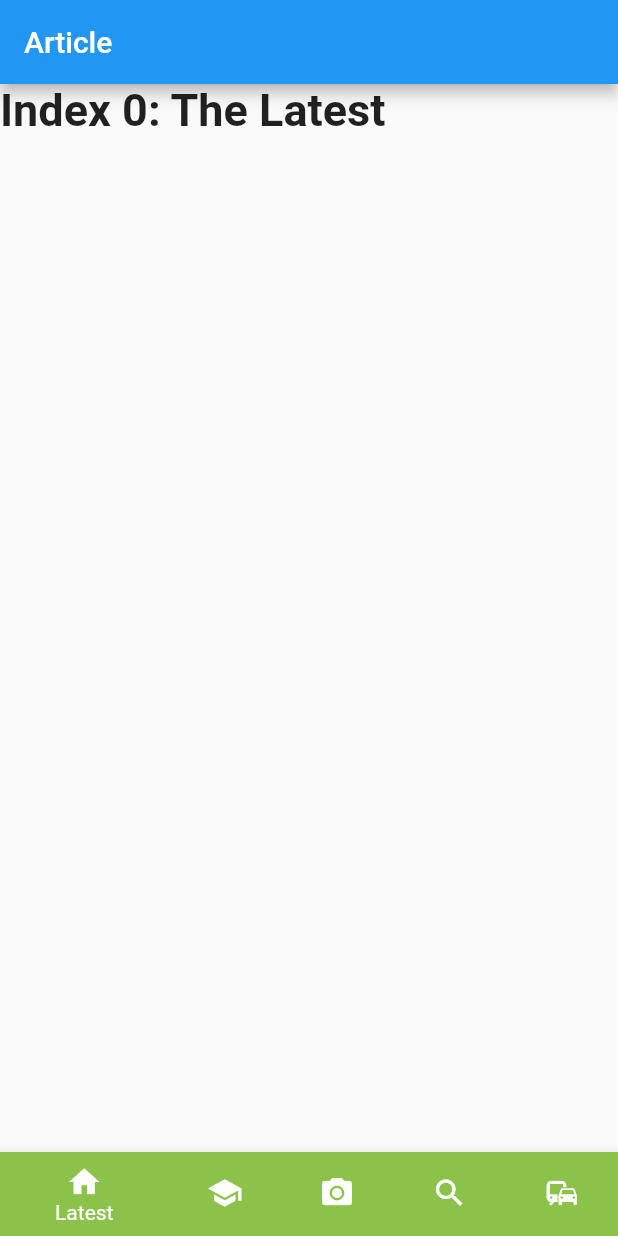
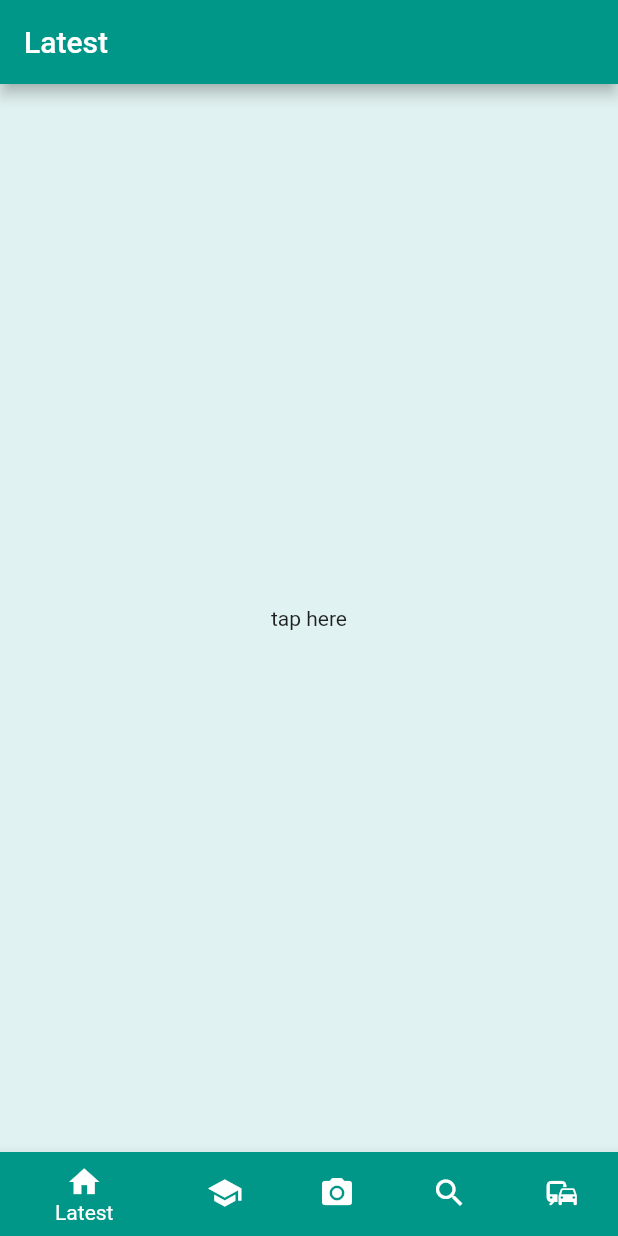
Before and after one commit to lijin820/flutter-article, a Flutter app: the screen it shows after launch, on a phone screen of 412 x 824 dp. Run offline on Flutter 3.47's test engine with Material 2 defaults, Android fonts, the phone set to English and light mode, and no system bars.

Commit message:
added master/detail view navigation

```diff
--- a/lib/home_widget.dart
+++ b/lib/home_widget.dart
@@ -1,78 +1,40 @@
 import 'package:flutter/material.dart';
+import 'package:flutter_article/utils/destination.dart';
+import 'package:flutter_article/widgets/destination_widget.dart';
 
 class Home extends StatefulWidget {
   @override
-  State<StatefulWidget> createState() {
-    return _HomeState();
-  }
+  _HomePageState createState() => _HomePageState();
 }
 
-class _HomeState extends State<Home> {
+class _HomePageState extends State<Home> with TickerProviderStateMixin<Home> {
   int _currentIndex = 0;
-  static const TextStyle optionStyle =
-      TextStyle(fontSize: 30, fontWeight: FontWeight.bold);
-  static const List<Widget> _children = <Widget>[
-    Text(
-      'Index 0: The Latest',
-      style: optionStyle,
-    ),
-    Text(
-      'Index 1: Learning',
-      style: optionStyle,
-    ),
-    Text(
-      'Index 2: Resources',
-      style: optionStyle,
-    ),
-    Text(
-      'Index 3: Search',
-      style: optionStyle,
-    ),
-    Text(
-      'Index 4: Discussions',
-      style: optionStyle,
-    ),
-  ];
-  final tabIconSize = 24.0;
-
-  void onTabTapped(int index) {
-    setState(() {
-      _currentIndex = index;
-    });
-  }
 
   @override
   Widget build(BuildContext context) {
     return Scaffold(
-      appBar: AppBar(
-        title: Text('Article'),
+      body: SafeArea(
+        top: false,
+        child: IndexedStack(
+          index: _currentIndex,
+          children: allDestinations.map<Widget>((Destination destination) {
+            return DestinationView(destination: destination);
+          }).toList(),
+        ),
       ),
-      body: _children[_currentIndex],
       bottomNavigationBar: BottomNavigationBar(
-        onTap: onTabTapped,
         currentIndex: _currentIndex,
-        items: [
-          BottomNavigationBarItem(
-              icon: new Icon(Icons.home),
-              label: 'Latest',
-              backgroundColor: Colors.lightGreen),
-          BottomNavigationBarItem(
-              icon: new Icon(Icons.school),
-              label: 'Learning',
-              backgroundColor: Colors.lightGreen),
-          BottomNavigationBarItem(
-              icon: new Icon(Icons.camera_alt),
-              label: 'Resources',
-              backgroundColor: Colors.lightGreen),
-          BottomNavigationBarItem(
-              icon: new Icon(Icons.search),
-              label: 'Search',
-              backgroundColor: Colors.lightGreen),
-          BottomNavigationBarItem(
-              icon: new Icon(Icons.commute),
-              label: 'Discussions',
-              backgroundColor: Colors.lightGreen),
-        ],
+        onTap: (int index) {
+          setState(() {
+            _currentIndex = index;
+          });
+        },
+        items: allDestinations.map((Destination destination) {
+          return BottomNavigationBarItem(
+              icon: Icon(destination.icon),
+              backgroundColor: destination.color,
+              label: destination.title);
+        }).toList(),
       ),
     );
   }
--- /dev/null
+++ b/lib/utils/destination.dart
@@ -0,0 +1,16 @@
+import 'package:flutter/material.dart';
+
+class Destination {
+  const Destination(this.title, this.icon, this.color);
+  final String title;
+  final IconData icon;
+  final MaterialColor color;
+}
+
+const List<Destination> allDestinations = <Destination>[
+  Destination('Latest', Icons.home, Colors.teal),
+  Destination('Learning', Icons.school, Colors.teal),
+  Destination('Resources', Icons.camera_alt, Colors.teal),
+  Destination('Search', Icons.search, Colors.teal),
+  Destination('Discussions', Icons.commute, Colors.teal)
+];
--- /dev/null
+++ b/lib/widgets/destination_widget.dart
@@ -0,0 +1,54 @@
+import 'package:flutter/material.dart';
+import 'package:flutter_article/utils/destination.dart';
+import 'package:flutter_article/widgets/list_page_widget.dart';
+import 'package:flutter_article/widgets/root_page_widget.dart';
+import 'package:flutter_article/widgets/text_page_widget.dart';
+
+class DestinationView extends StatefulWidget {
+  const DestinationView({Key key, this.destination}) : super(key: key);
+
+  final Destination destination;
+
+  @override
+  _DestinationViewState createState() => _DestinationViewState();
+}
+
+class _DestinationViewState extends State<DestinationView> {
+  TextEditingController _textController;
+
+  @override
+  void initState() {
+    super.initState();
+    _textController = TextEditingController(
+      text: 'sample text: ${widget.destination.title}',
+    );
+  }
+
+  @override
+  Widget build(BuildContext context) {
+    return Navigator(
+      onGenerateRoute: (RouteSettings settings) {
+        return MaterialPageRoute(
+          settings: settings,
+          // ignore: missing_return
+          builder: (BuildContext context) {
+            switch (settings.name) {
+              case '/':
+                return RootPage(destination: widget.destination);
+              case '/list':
+                return ListPage(destination: widget.destination);
+              case '/text':
+                return TextPage(destination: widget.destination);
+            }
+          },
+        );
+      },
+    );
+  }
+
+  @override
+  void dispose() {
+    _textController.dispose();
+    super.dispose();
+  }
+}
--- /dev/null
+++ b/lib/widgets/root_page_widget.dart
@@ -0,0 +1,29 @@
+import 'package:flutter/material.dart';
+import 'package:flutter_article/utils/destination.dart';
+
+class RootPage extends StatelessWidget {
+  const RootPage({Key key, this.destination}) : super(key: key);
+
+  final Destination destination;
+
+  @override
+  Widget build(BuildContext context) {
+    return Scaffold(
+      appBar: AppBar(
+        title: Text(destination.title),
+        backgroundColor: destination.color,
+      ),
+      backgroundColor: destination.color[50],
+      body: SizedBox.expand(
+        child: InkWell(
+          onTap: () {
+            Navigator.pushNamed(context, "/list");
+          },
+          child: Center(
+            child: Text('tap here'),
+          ),
+        ),
+      ),
+    );
+  }
+}
```
Also changed, not shown: lib/widgets/latest_widget.dart (added, +19 -0 lines), lib/widgets/list_page_widget.dart (added, +54 -0 lines), lib/widgets/text_page_widget.dart (added, +45 -0 lines).
